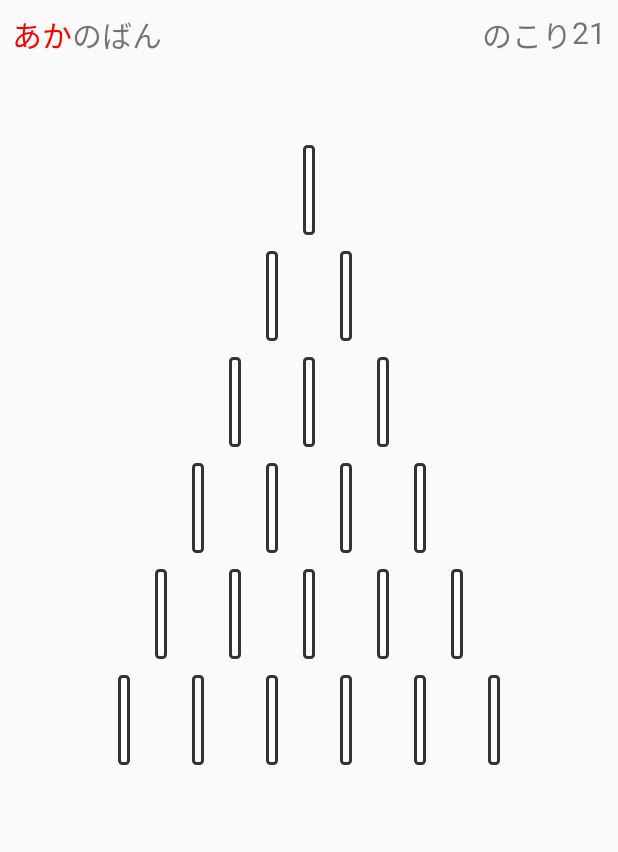
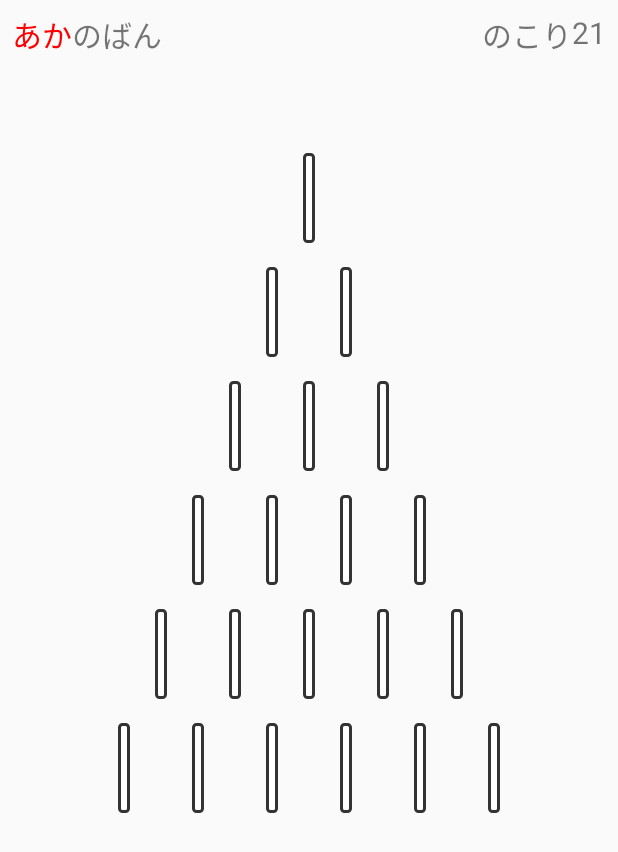
Before and after one commit to prd-xxx/LastOne_android, an Android app: the GameActivity screen opened directly, with no data from a screen before it, on a phone screen of 412 x 824 dp. Shown: the top 852 px of the screen. Run offline under Robolectric (Android 15) with nearby library versions, the phone set to English and light mode, and no system bars; pictures from the network do not load.

Commit message:
ldpi端末向けにレイアウト調整

```diff
--- a/app/src/main/java/xxx/prd/lastone/GameActivity.java
+++ b/app/src/main/java/xxx/prd/lastone/GameActivity.java
@@ -385,7 +385,8 @@ public class GameActivity extends Activity {
             int WC = ViewGroup.LayoutParams.WRAP_CONTENT;
             int MP = ViewGroup.LayoutParams.MATCH_PARENT;
             LinearLayout.LayoutParams lp = new LinearLayout.LayoutParams(MP,WC);
-            lp.setMargins(0,16,0,0);
+            int verticalMargin = (int) getResources().getDimension(R.dimen.pin_vertical_margin);
+            lp.setMargins(0,verticalMargin,0,0);
             setLayoutParams(lp);
             setGravity(Gravity.CENTER_HORIZONTAL);
             setTag(R.id.TAG_ROW_INDEX, rowIndex);
--- a/app/src/main/java/xxx/prd/lastone/view/PaintView.java
+++ b/app/src/main/java/xxx/prd/lastone/view/PaintView.java
@@ -14,6 +14,7 @@ import java.util.ArrayList;
 import java.util.List;
 
 import xxx.prd.lastone.GameActivity;
+import xxx.prd.lastone.R;
 
 public class PaintView extends View {
     private Paint mPaint;
@@ -40,7 +41,8 @@ public class PaintView extends View {
     private void init() {
         mPaint = new Paint();
         mPaint.setAntiAlias(true);
-        mPaint.setStrokeWidth(4);
+        int width = (int) getResources().getDimension(R.dimen.margin_quarter);
+        mPaint.setStrokeWidth(width);
         mCurrentLine = new Line();
         mRedDefiniteLines = new ArrayList<>();
         mBlueDefiniteLines = new ArrayList<>();
--- /dev/null
+++ b/app/src/main/res/values-ldpi/dimens.xml
@@ -0,0 +1,21 @@
+<?xml version="1.0" encoding="utf-8"?>
+<resources>
+    <dimen name="margin_double">10.67dp</dimen>
+    <dimen name="margin_unit">5.33dp</dimen>
+    <dimen name="margin_half">2.67dp</dimen>
+    <dimen name="margin_quarter">1.33dp</dimen>
+    <dimen name="pin_height">40dp</dimen>
+    <dimen name="pin_width">5.33dp</dimen>
+    <dimen name="pin_horizontal_padding">14dp</dimen>
+    <dimen name="pin_vertical_margin">10.67dp</dimen>
+    <dimen name="dialog_button_height">18.67dp</dimen>
+    <dimen name="dialog_button_width">53.3dp</dimen>
+    <dimen name="button_icon">16dp</dimen>
+    <dimen name="top_blank">42.67dp</dimen>
+    <dimen name="top_button_width">200dp</dimen>
+    <dimen name="text_game_normal">13.33sp</dimen>
+    <dimen name="text_game_small">10.67sp</dimen>
+    <dimen name="text_button">9.33sp</dimen>
+    <dimen name="text_title">21.33sp</dimen>
+    <dimen name="text_small">9.33sp</dimen>
+</resources>
--- a/app/src/main/res/values-sw600dp/dimens.xml
+++ b/app/src/main/res/values-sw600dp/dimens.xml
@@ -7,6 +7,7 @@
     <dimen name="pin_height">90dp</dimen>
     <dimen name="pin_width">12dp</dimen>
     <dimen name="pin_horizontal_padding">35dp</dimen>
+    <dimen name="pin_vertical_margin">16dp</dimen>
     <dimen name="dialog_button_height">42dp</dimen>
     <dimen name="dialog_button_width">120dp</dimen>
     <dimen name="button_icon">36dp</dimen>
--- a/app/src/main/res/values-sw720dp/dimens.xml
+++ b/app/src/main/res/values-sw720dp/dimens.xml
@@ -7,6 +7,7 @@
     <dimen name="pin_height">120dp</dimen>
     <dimen name="pin_width">16dp</dimen>
     <dimen name="pin_horizontal_padding">42dp</dimen>
+    <dimen name="pin_vertical_margin">16dp</dimen>
     <dimen name="dialog_button_height">56dp</dimen>
     <dimen name="dialog_button_width">160dp</dimen>
     <dimen name="button_icon">48dp</dimen>
--- a/app/src/main/res/values/dimens.xml
+++ b/app/src/main/res/values/dimens.xml
@@ -7,6 +7,7 @@
     <dimen name="pin_height">60dp</dimen>
     <dimen name="pin_width">8dp</dimen>
     <dimen name="pin_horizontal_padding">21dp</dimen>
+    <dimen name="pin_vertical_margin">16dp</dimen>
     <dimen name="dialog_button_height">28dp</dimen>
     <dimen name="dialog_button_width">80dp</dimen>
     <dimen name="button_icon">24dp</dimen>
```
